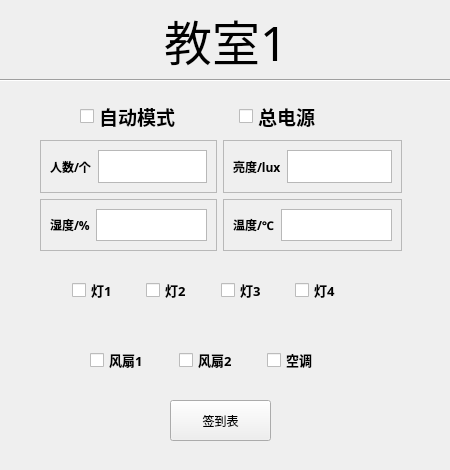
Before: the Qt Designer form class1.ui in weever560/HTB, drawn with Qt 5.
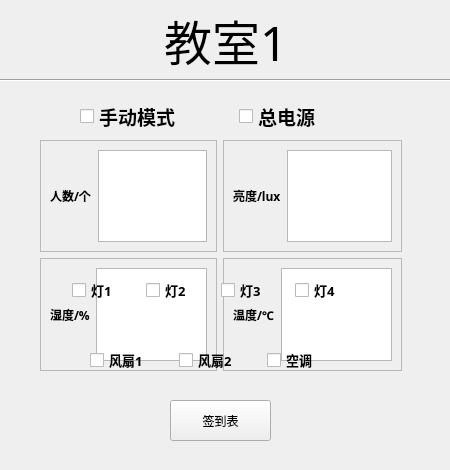
After: the same form once the commit is applied.

Diff of the .ui file:
```diff
--- a/class1.ui
+++ b/class1.ui
@@ -104,7 +104,7 @@
      <x>40</x>
      <y>140</y>
      <width>362</width>
-     <height>111</height>
+     <height>231</height>
     </rect>
    </property>
    <layout class="QGridLayout" name="gridLayout">
@@ -273,7 +273,7 @@
        </font>
       </property>
       <property name="text">
-       <string>自动模式</string>
+       <string>手动模式</string>
       </property>
      </widget>
     </item>
```
